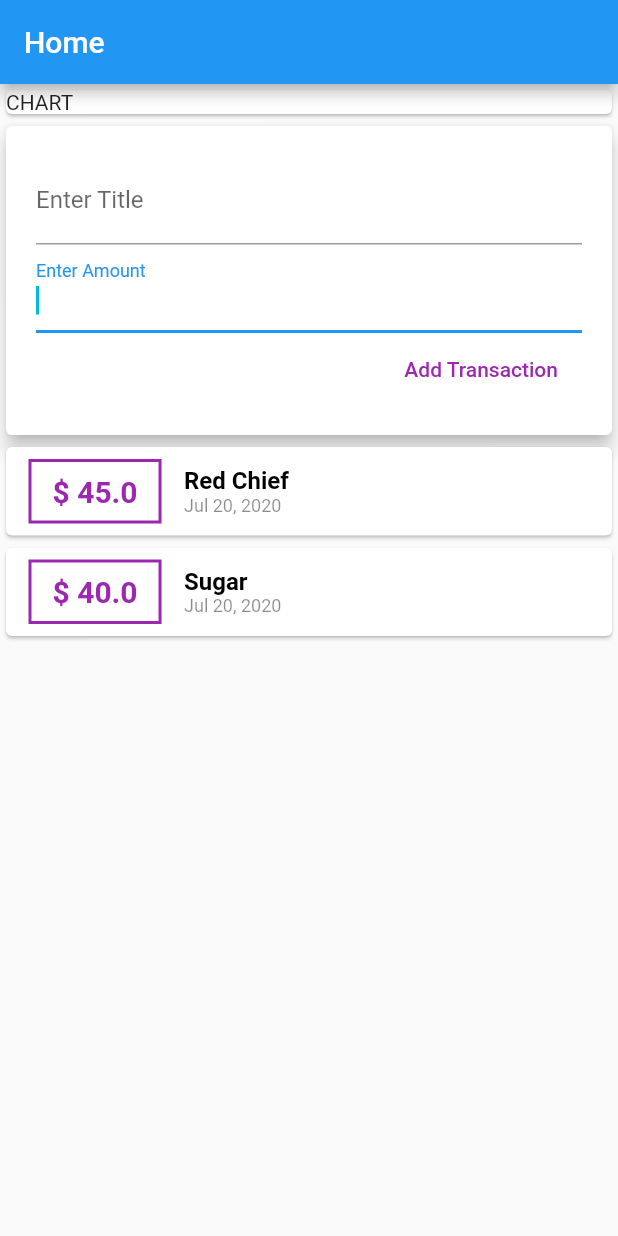
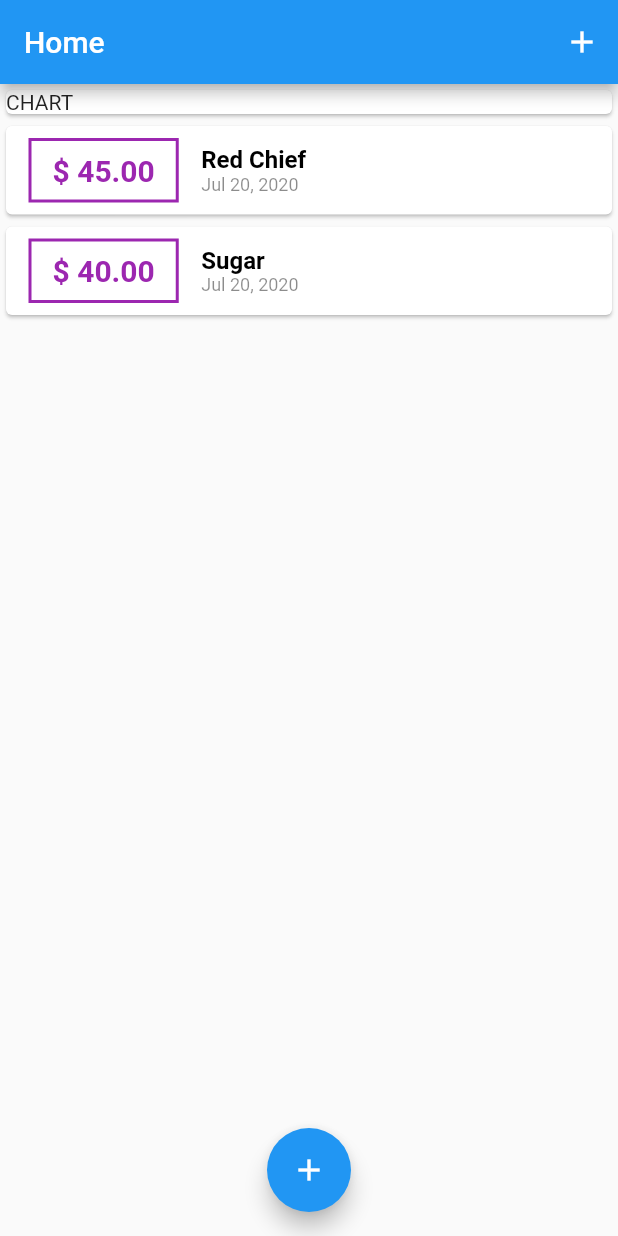
Before and after one commit to kotdroidZero/expense_tracker, a Flutter app: the screen it shows after launch, on a phone screen of 412 x 824 dp. Run offline on Flutter 3.47's test engine with Material 2 defaults, Android fonts, the light colour scheme and no system bars.

Commit message:
bottom sheet added for new transaction

```diff
--- a/lib/main.dart
+++ b/lib/main.dart
@@ -1,6 +1,8 @@
 import 'package:flutter/material.dart';
-import 'package:personal_expenses/widgets/user_transaction.dart';
+import 'package:personal_expenses/widgets/new_transaction.dart';
+import 'package:personal_expenses/widgets/transaction_list.dart';
 
+import 'models/transaction.dart';
 
 void main() => runApp(MyApp());
 
@@ -9,38 +11,72 @@ class MyApp extends StatelessWidget {
   Widget build(BuildContext context) {
     return MaterialApp(
       title: 'Expense Tracker',
-      home: MyHome(),
+      home: MyHomePage(),
     );
   }
 }
 
-class MyHomePage extends StatelessWidget {
+class MyHomePage extends StatefulWidget {
   @override
-  Widget build(BuildContext context) {
-    return Container(
-
-    );
-  }
-}
-class MyHome extends StatefulWidget {
-  @override
-  _MyHomeState createState() => _MyHomeState();
+  _MyHomePageState createState() => _MyHomePageState();
 }
 
-class _MyHomeState extends State<MyHome> {
-  // String title;
-  // String amount;
+class _MyHomePageState extends State<MyHomePage> {
+  final List<Transaction> _userTransactions = [
+    Transaction(
+      id: 't1',
+      title: 'Red Chief',
+      amount: 45,
+      date: DateTime.now(),
+    ),
+    Transaction(
+      id: 't2',
+      title: 'Sugar',
+      amount: 40,
+      date: DateTime.now(),
+    ),
+  ];
 
-  var titleController = TextEditingController();
-  var amountController = TextEditingController();
+  void _addNewTransaction(String tsTitle, double tsAmount) {
+    final Transaction newTs = Transaction(
+        title: tsTitle,
+        amount: tsAmount,
+        id: DateTime.now().toString(),
+        date: DateTime.now());
+
+    setState(() {
+      _userTransactions.add(newTs);
+    });
+  }
+
+  void _startAddNewTransaction(BuildContext ctx) {
+    showModalBottomSheet(
+        context: ctx,
+        builder: (_) {
+          return NewTransaction(_addNewTransaction);
+        });
+  }
 
   @override
   Widget build(BuildContext context) {
     return Scaffold(
       appBar: AppBar(
         title: Text('Home'),
+        actions: <Widget>[
+          IconButton(
+            icon: Icon(Icons.add),
+            onPressed: () =>_startAddNewTransaction(context)
+            ,
           ),
-      body: Column(
+        ],
+      ),
+      floatingActionButtonLocation: FloatingActionButtonLocation.centerFloat,
+      floatingActionButton: FloatingActionButton(
+        child: Icon(Icons.add),
+        onPressed: () =>_startAddNewTransaction(context),
+      ),
+      body: SingleChildScrollView(
+        child: Column(
           //mainAxisAlignment: MainAxisAlignment.start,
           crossAxisAlignment: CrossAxisAlignment.stretch,
           children: <Widget>[
@@ -52,8 +88,9 @@ class _MyHomeState extends State<MyHome> {
                 ),
               ),
             ),
-          UserTransaction(),
+            TransactionList(_userTransactions),
           ],
+        ),
       ),
     );
   }
--- a/lib/widgets/transaction_list.dart
+++ b/lib/widgets/transaction_list.dart
@@ -2,16 +2,16 @@ import 'package:flutter/material.dart';
 import 'package:intl/intl.dart';
 import '../models/transaction.dart';
 
-
 class TransactionList extends StatelessWidget {
-
   final List<Transaction> _userTransaction;
   TransactionList(this._userTransaction);
 
   @override
   Widget build(BuildContext context) {
-    return Column(
-      children: _userTransaction.map((ts) {
+    return Container(
+      height: 300,
+      child: ListView.builder(
+        itemBuilder: (ctx, index) {
           return Card(
               child: Row(
             children: <Widget>[
@@ -29,7 +29,7 @@ class TransactionList extends StatelessWidget {
                       color: Colors.purple, width: 2, style: BorderStyle.solid),
                 ),
                 child: Text(
-                '\$ ${ts.amount.toString()}',
+                  '\$ ${_userTransaction[index].amount.toStringAsFixed(2)}',
                   style: TextStyle(
                       fontWeight: FontWeight.bold,
                       fontSize: 20,
@@ -40,7 +40,7 @@ class TransactionList extends StatelessWidget {
                 crossAxisAlignment: CrossAxisAlignment.start,
                 children: <Widget>[
                   Text(
-                  ts.title,
+                    _userTransaction[index].title,
                     style: TextStyle(
                       fontSize: 16,
                       color: Colors.black,
@@ -48,7 +48,7 @@ class TransactionList extends StatelessWidget {
                     ),
                   ),
                   Text(
-                  DateFormat.yMMMd().format(ts.date),
+                    DateFormat.yMMMd().format(_userTransaction[index].date),
                     style: TextStyle(
                       fontSize: 12,
                       color: Colors.black45,
@@ -58,7 +58,9 @@ class TransactionList extends StatelessWidget {
               )
             ],
           ));
-      }).toList(),
+        },
+        itemCount: _userTransaction.length,
+      ),
     );
   }
 }
--- a/lib/widgets/user_transaction.dart
+++ /dev/null
@@ -1,50 +0,0 @@
-import 'package:flutter/material.dart';
-import 'package:personal_expenses/models/transaction.dart';
-import 'package:personal_expenses/widgets/new_transaction.dart';
-import 'package:personal_expenses/widgets/transaction_list.dart';
-
-class UserTransaction extends StatefulWidget {
-  UserTransaction({Key key}) : super(key: key);
-
-  @override
-  _UserTransactionState createState() => _UserTransactionState();
-}
-
-class _UserTransactionState extends State<UserTransaction> {
-  final List<Transaction> _userTransactions = [
-    Transaction(
-      id: 't1',
-      title: 'Red Chief',
-      amount: 45,
-      date: DateTime.now(),
-    ),
-    Transaction(
-      id: 't2',
-      title: 'Sugar',
-      amount: 40,
-      date: DateTime.now(),
-    ),
-  ];
-
-  void _addNewTransaction(String tsTitle, double tsAmount) {
-    final Transaction newTs = Transaction(
-        title: tsTitle,
-        amount: tsAmount,
-        id: DateTime.now().toString(),
-        date: DateTime.now());
-
-    setState(() {
-      _userTransactions.add(newTs);
-    });
-  }
-
-  @override
-  Widget build(BuildContext context) {
-    return Column(
-      children: <Widget>[
-        NewTransaction(_addNewTransaction),
-        TransactionList(_userTransactions),
-      ],
-    );
-  }
-}
```
Also changed, not shown: lib/widgets/new_transaction.dart (+29 -11 lines). Lines whose indentation alone changed are shown as unchanged.
